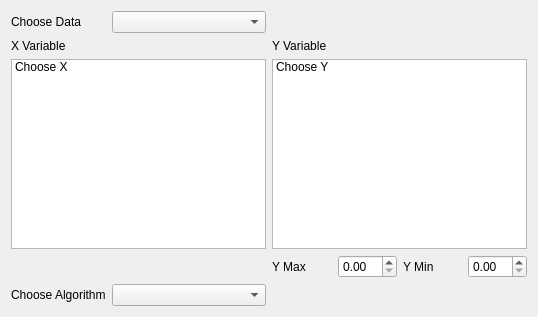
Old version of the form ui/CrossValidation.ui in the repository tisaconundrum2/PySAT-GUI.
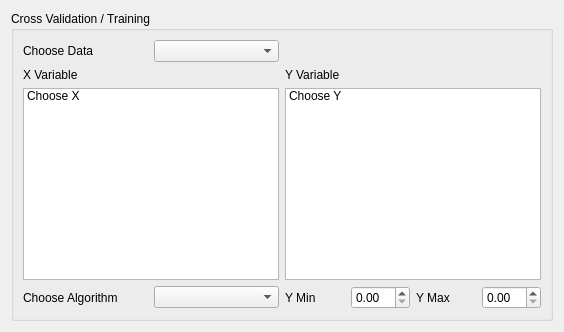
New version of the form.

The edit to the form file:
```diff
--- a/ui/CrossValidation.ui
+++ b/ui/CrossValidation.ui
@@ -2,27 +2,30 @@
 <ui version="4.0">
  <class>Form</class>
  <widget class="QWidget" name="Form">
-  <property name="geometry">
-   <rect>
-    <x>0</x>
-    <y>0</y>
-    <width>538</width>
-    <height>317</height>
-   </rect>
-  </property>
   <property name="windowTitle">
    <string>Form</string>
   </property>
   <layout class="QVBoxLayout" name="verticalLayout_2">
    <item>
+    <widget class="QGroupBox" name="groupLayout">
+     <property name="title">
+      <string>Cross Validation / Training</string>
+     </property>
     <layout class="QGridLayout" name="gridLayout">
      <item row="0" column="0">
+       <layout class="QHBoxLayout" name="horizontalLayout_3">
+        <item>
       <widget class="QLabel" name="chooseDataLabel">
        <property name="text">
         <string>Choose Data</string>
        </property>
       </widget>
      </item>
+        <item>
+         <widget class="QComboBox" name="chooseDataComboBox"/>
+        </item>
+       </layout>
+      </item>
      <item row="1" column="0">
       <widget class="QLabel" name="xVariableLabel">
        <property name="text">
@@ -30,14 +33,14 @@
        </property>
       </widget>
      </item>
-     <item row="1" column="3">
+      <item row="1" column="1">
       <widget class="QLabel" name="yVariableLabel">
        <property name="text">
         <string>Y Variable</string>
        </property>
       </widget>
      </item>
-     <item row="2" column="0" colspan="3">
+      <item row="2" column="0">
       <widget class="QListWidget" name="xVariableList">
        <property name="enabled">
         <bool>true</bool>
@@ -67,7 +70,7 @@
        </item>
       </widget>
      </item>
-     <item row="2" column="3" colspan="4">
+      <item row="2" column="1">
       <widget class="QListWidget" name="yVariableList">
        <property name="sizePolicy">
         <sizepolicy hsizetype="Expanding" vsizetype="Expanding">
@@ -97,43 +100,49 @@
        </item>
       </widget>
      </item>
-     <item row="3" column="3">
-      <widget class="QLabel" name="yMaxLabel">
+      <item row="3" column="0">
+       <layout class="QHBoxLayout" name="horizontalLayout_2">
+        <item>
+         <widget class="QLabel" name="chooseAlgorithmLabel">
        <property name="text">
-        <string>Y Max</string>
+           <string>Choose Algorithm</string>
        </property>
       </widget>
      </item>
-     <item row="3" column="4">
-      <widget class="QDoubleSpinBox" name="yMaxDoubleSpinBox"/>
-     </item>
-     <item row="3" column="5">
+        <item>
+         <widget class="QComboBox" name="chooseAlgorithmComboBox"/>
+        </item>
+       </layout>
+      </item>
+      <item row="3" column="1">
+       <layout class="QHBoxLayout" name="horizontalLayout">
+        <item>
       <widget class="QLabel" name="yMinLabel">
        <property name="text">
         <string>Y Min</string>
        </property>
       </widget>
      </item>
-     <item row="3" column="6">
+        <item>
       <widget class="QDoubleSpinBox" name="yMinDoubleSpinBox"/>
      </item>
-     <item row="4" column="0">
-      <widget class="QLabel" name="chooseAlgorithmLabel">
+        <item>
+         <widget class="QLabel" name="yMaxLabel">
        <property name="text">
-        <string>Choose Algorithm</string>
+           <string>Y Max</string>
        </property>
       </widget>
      </item>
-     <item row="5" column="0" colspan="7">
+        <item>
+         <widget class="QDoubleSpinBox" name="yMaxDoubleSpinBox"/>
+        </item>
+       </layout>
+      </item>
+      <item row="4" column="0" colspan="2">
       <layout class="QVBoxLayout" name="algorithmLayout"/>
      </item>
-     <item row="4" column="1" colspan="2">
-      <widget class="QComboBox" name="chooseAlgorithmComboBox"/>
-     </item>
-     <item row="0" column="1" colspan="2">
-      <widget class="QComboBox" name="chooseDataComboBox"/>
-     </item>
-    </layout>
+     </layout>
+    </widget>
    </item>
   </layout>
  </widget>
```
Lines whose indentation alone changed are shown as unchanged.
